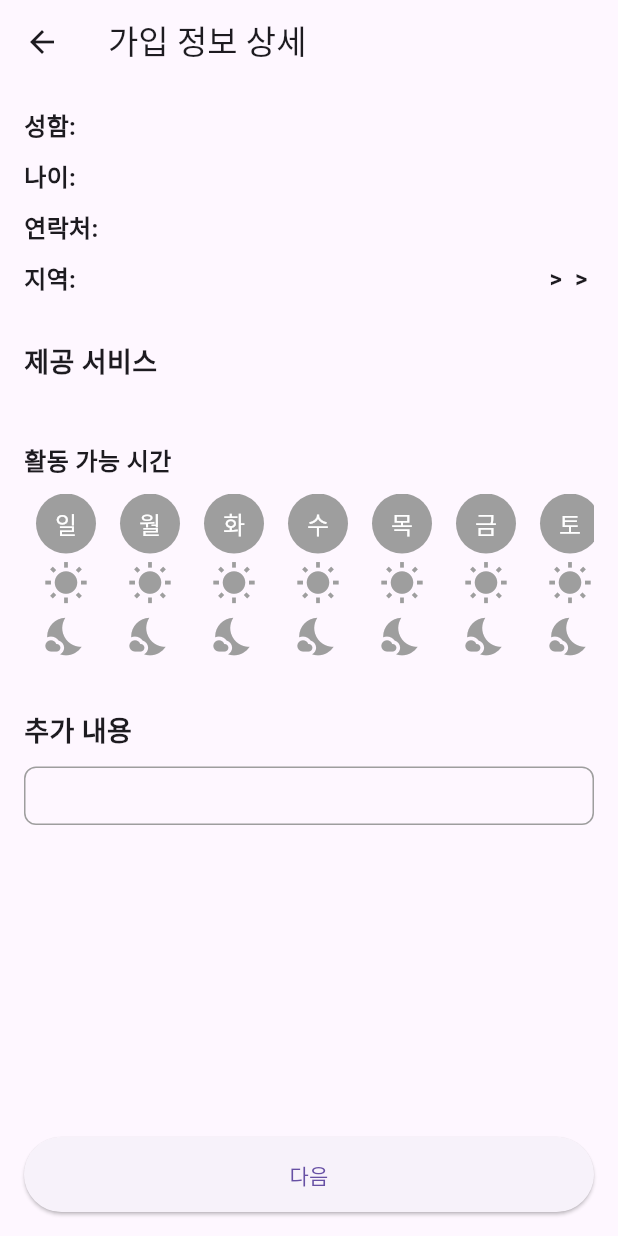
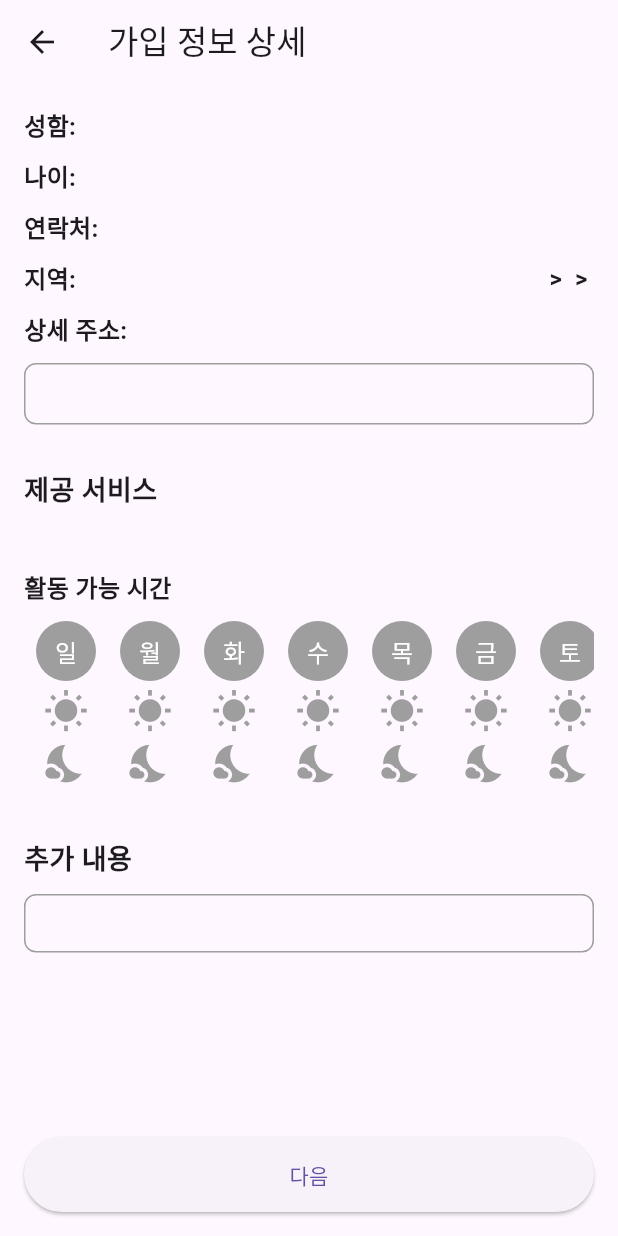
Before and after one commit to yujin10311/PNUSW-2024-team-05, a Flutter app: the RegisterMateScreen5 screen opened directly with empty values, on a phone screen of 412 x 824 dp. Run offline on Flutter 3.47's test engine with Material 3 defaults, Android fonts, the phone set to English and light mode, and no system bars; our stand-ins replace cloud_firestore, firebase_auth, firebase_core, firebase_storage, image_picker, shared_preferences and 2 more; missing offline and left inert: flutter_email_sender, google_mlkit_face_detection, tflite_flutter; accounts and stored records are empty.

Commit message:
청년측 가입화면(5) 상세 주소란 추가

```diff
--- a/WarmBoysApp/lib/screens/register/register_mate_screen_5.dart
+++ b/WarmBoysApp/lib/screens/register/register_mate_screen_5.dart
@@ -19,6 +19,7 @@ class _RegisterMateScreen5State extends State<RegisterMateScreen5> {
   String _city = '';
   String _gu = '';
   String _dong = '';
+  String _detailedAddress = '';
   List<String> _activityType = [];
   String _addInfo = '';
   Map<String, dynamic> _dayTime = {};
@@ -37,6 +38,8 @@ class _RegisterMateScreen5State extends State<RegisterMateScreen5> {
     _city = await SharedPreferencesHelper.getByKey('_city') ?? '';
     _gu = await SharedPreferencesHelper.getByKey('_gu') ?? '';
     _dong = await SharedPreferencesHelper.getByKey('_dong') ?? '';
+    _detailedAddress =
+        await SharedPreferencesHelper.getByKey('_detailedAddress') ?? '';
     _activityType =
         await SharedPreferencesHelper.getStringList('_activityType') ?? [];
     _addInfo = await SharedPreferencesHelper.getByKey('_addInfo') ?? '';
@@ -68,6 +71,8 @@ class _RegisterMateScreen5State extends State<RegisterMateScreen5> {
               _buildInfoRow('연락처:', _phoneNum, fontSize: 16.0),
               SizedBox(height: 10),
               _buildInfoRow('지역:', '$_city > $_gu > $_dong', fontSize: 16.0),
+              SizedBox(height: 10),
+              _buildDetailedAddressSection(),
               SizedBox(height: 30),
               _buildActivitySection(),
               SizedBox(height: 30),
@@ -104,6 +109,33 @@ class _RegisterMateScreen5State extends State<RegisterMateScreen5> {
         Text(
           value,
           style: TextStyle(fontSize: fontSize, fontWeight: FontWeight.bold),
+        ),
+      ],
+    );
+  }
+
+  Widget _buildDetailedAddressSection() {
+    return Column(
+      crossAxisAlignment: CrossAxisAlignment.start,
+      children: [
+        Text(
+          '상세 주소:',
+          style: TextStyle(fontSize: 16, fontWeight: FontWeight.bold),
+        ),
+        SizedBox(height: 10),
+        Container(
+          padding: EdgeInsets.all(8.0),
+          width: double.infinity,
+          decoration: BoxDecoration(
+            border: Border.all(color: Colors.grey),
+            borderRadius: BorderRadius.circular(8.0),
+          ),
+          child: Text(
+            _detailedAddress,
+            style: TextStyle(fontSize: 16),
+            maxLines: 3,
+            overflow: TextOverflow.ellipsis,
+          ),
         ),
       ],
     );
```
